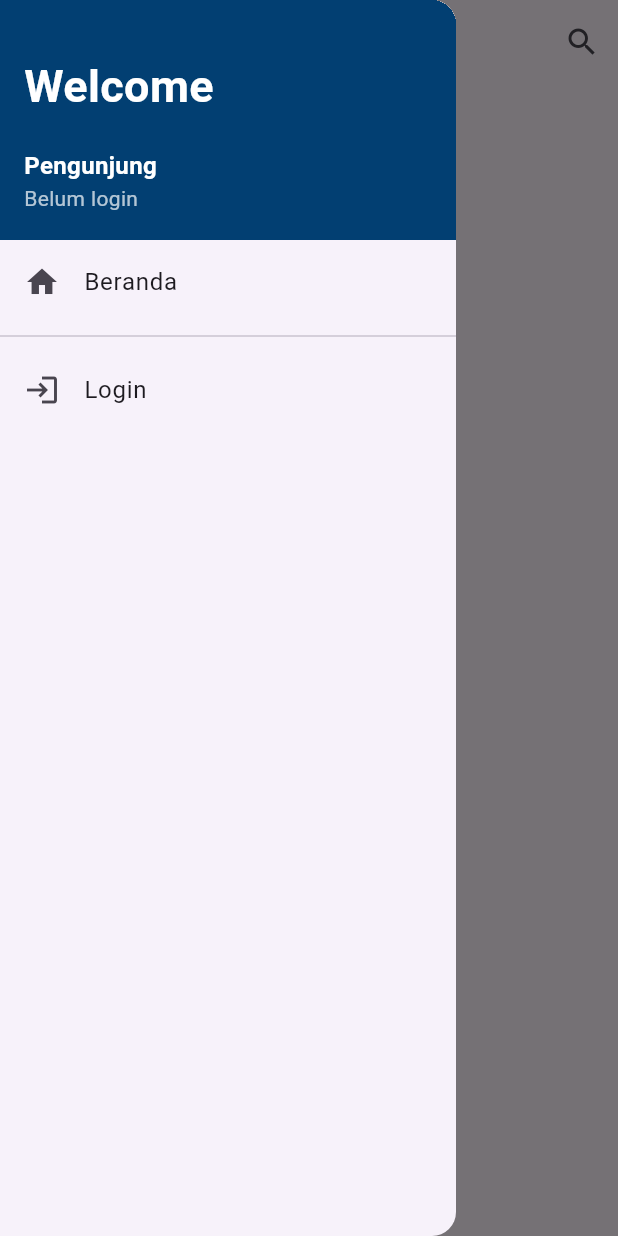
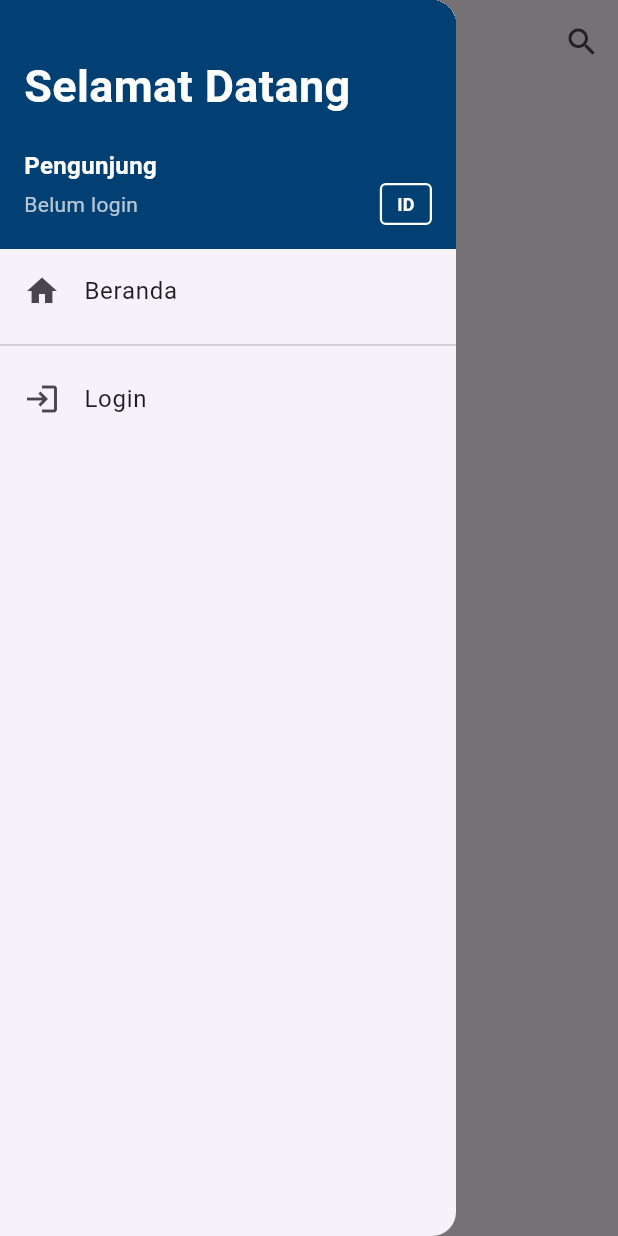
Before and after one commit to rafishidqi/green-chemistry-app, a Flutter app: the screen it shows after launch, with the side drawer open, on a phone screen of 412 x 824 dp. Run offline on Flutter 3.47's test engine with Material 3 defaults, Android fonts, the light colour scheme and no system bars; our stand-ins replace shared_preferences; network calls fail.

Commit message:
Perubahan terbaru fitur translate

```diff
--- a/lib/config/constants.dart
+++ b/lib/config/constants.dart
@@ -1,2 +1,2 @@
-const String baseUrl = "http://192.168.1.9:8000/api";
+const String baseUrl = "http://192.168.1.5:8000/api";
 // const String baseUrl = 'http://10.38.27.2:8000/api'; // IP asli
--- /dev/null
+++ b/lib/config/translate.dart
@@ -0,0 +1,122 @@
+class AppTranslate {
+  static const Map<String, Map<String, String>> translations = {
+    'id': {
+      // Drawer
+      'welcome': 'Selamat Datang',
+      'registered': 'Terdaftar',
+      'not_logged_in': 'Belum login',
+      'visitor': 'Pengunjung',
+      'home': 'Beranda',
+      'login': 'Login',
+      'dashboard': 'Dashboard',
+      'logout': 'Logout',
+      'language': 'EN/ID',
+
+      // Home Screen
+      'all_posts': 'Semua Postingan',
+      'no_posts': 'Tidak ada postingan',
+      'news_title': 'Berita Sensor Dan Kimia Hijau',
+      'all_categories': 'Semua',
+      'no_categories': 'Tidak ada kategori tersedia',
+
+      // Post Detail
+      'see_more': 'Lihat Selengkapnya',
+      'see_less': 'Lihat Lebih Sedikit',
+      'edit': 'Edit',
+      'delete': 'Hapus',
+      'confirm_delete': 'Apakah Anda yakin ingin menghapus postingan ini?',
+      'cancel': 'Batal',
+      'deleted_success': 'Postingan berhasil dihapus',
+
+      // Post Form
+      'create_post': 'Buat Postingan',
+      'edit_post': 'Edit Postingan',
+      'created_by': 'Dibuat Oleh',
+      'title_id': 'Judul (Indonesia)',
+      'title_en': 'Judul (Inggris)',
+      'description_id': 'Deskripsi (Indonesia)',
+      'description_en': 'Deskripsi (Inggris)',
+      'select_category': 'Pilih Kategori',
+      'select_image': 'Pilih Gambar',
+      'upload_image': 'Unggah Gambar',
+      'save': 'Simpan',
+      'submit': 'Kirim',
+      'loading': 'Memuat...',
+      'error': 'Terjadi kesalahan',
+      'success': 'Berhasil',
+
+      // Auth
+      'email': 'Email',
+      'password': 'Kata Sandi',
+      'confirm_password': 'Konfirmasi Kata Sandi',
+      'name': 'Nama',
+      'register': 'Daftar',
+      'sign_in': 'Masuk',
+      'sign_up': 'Buat Akun',
+      'forgot_password': 'Lupa Kata Sandi?',
+      'dont_have_account': 'Belum punya akun?',
+      'already_have_account': 'Sudah punya akun?',
+    },
+    'en': {
+      // Drawer
+      'welcome': 'Welcome',
+      'registered': 'Registered',
+      'not_logged_in': 'Not logged in',
+      'visitor': 'Visitor',
+      'home': 'Home',
+      'login': 'Login',
+      'dashboard': 'Dashboard',
+      'logout': 'Logout',
+      'language': 'EN/ID',
+
+      // Home Screen
+      'all_posts': 'All Posts',
+      'no_posts': 'No posts available',
+      'news_title': 'Sensor and Green Chemistry News',
+      'all_categories': 'All',
+      'no_categories': 'No categories available',
+
+      // Post Detail
+      'see_more': 'See More',
+      'see_less': 'See Less',
+      'edit': 'Edit',
+      'delete': 'Delete',
+      'confirm_delete': 'Are you sure you want to delete this post?',
+      'cancel': 'Cancel',
+      'deleted_success': 'Post deleted successfully',
+
+      // Post Form
+      'create_post': 'Create Post',
+      'edit_post': 'Edit Post',
+      'created_by': 'Created By',
+      'title_id': 'Title (Indonesian)',
+      'title_en': 'Title (English)',
+      'description_id': 'Description (Indonesian)',
+      'description_en': 'Description (English)',
+      'select_category': 'Select Category',
+      'select_image': 'Select Image',
+      'upload_image': 'Upload Image',
+      'save': 'Save',
+      'submit': 'Submit',
+      'loading': 'Loading...',
+      'error': 'An error occurred',
+      'success': 'Success',
+
+      // Auth
+      'email': 'Email',
+      'password': 'Password',
+      'confirm_password': 'Confirm Password',
+      'name': 'Name',
+      'register': 'Register',
+      'sign_in': 'Sign In',
+      'sign_up': 'Sign Up',
+      'forgot_password': 'Forgot Password?',
+      'dont_have_account': "Don't have an account?",
+      'already_have_account': 'Already have an account?',
+    },
+  };
+
+  static String translate(String key, String languageCode) {
+    return translations[languageCode]?[key] ?? key;
+  }
+}
--- a/lib/main.dart
+++ b/lib/main.dart
@@ -2,6 +2,7 @@ import 'package:flutter/material.dart';
 import 'package:provider/provider.dart';
 import 'providers/auth_provider.dart';
 import 'providers/post_provider.dart';
+import 'providers/translate_provider.dart';
 import 'screens/posts/home_screen.dart';
 
 void main() {
@@ -10,6 +11,7 @@ void main() {
       providers: [
         ChangeNotifierProvider(create: (_) => AuthProvider()),
         ChangeNotifierProvider(create: (_) => PostProvider()), // penting!
+        ChangeNotifierProvider(create: (_) => TranslateProvider()),
       ],
       child: const MyApp(),
     ),
--- /dev/null
+++ b/lib/providers/translate_provider.dart
@@ -0,0 +1,39 @@
+import 'package:flutter/material.dart';
+import 'package:shared_preferences/shared_preferences.dart';
+
+class TranslateProvider extends ChangeNotifier {
+  static const String _languageKey = 'app_language';
+  static const String _defaultLanguage = 'id'; // Default: Indonesian
+
+  String _currentLanguage = _defaultLanguage;
+
+  String get currentLanguage => _currentLanguage;
+
+  bool get isEnglish => _currentLanguage == 'en';
+  bool get isIndonesian => _currentLanguage == 'id';
+
+  TranslateProvider() {
+    _loadLanguage();
+  }
+
+  Future<void> _loadLanguage() async {
+    final prefs = await SharedPreferences.getInstance();
+    _currentLanguage = prefs.getString(_languageKey) ?? _defaultLanguage;
+    notifyListeners();
+  }
+
+  Future<void> toggleLanguage() async {
+    _currentLanguage = _currentLanguage == 'id' ? 'en' : 'id';
+    final prefs = await SharedPreferences.getInstance();
+    await prefs.setString(_languageKey, _currentLanguage);
+    notifyListeners();
+  }
+
+  Future<void> setLanguage(String languageCode) async {
+    if (languageCode != 'en' && languageCode != 'id') return;
+    _currentLanguage = languageCode;
+    final prefs = await SharedPreferences.getInstance();
+    await prefs.setString(_languageKey, _currentLanguage);
+    notifyListeners();
+  }
+}
--- a/lib/screens/auth/login_screen.dart
+++ b/lib/screens/auth/login_screen.dart
@@ -32,16 +32,20 @@ class _LoginScreenState extends State<LoginScreen> {
         _passwordController.text,
       );
 
+      if (!mounted) return;
       Navigator.pushReplacement(
         context,
         MaterialPageRoute(builder: (_) => const HomeScreen()),
       );
     } catch (e) {
+      if (!mounted) return;
       ScaffoldMessenger.of(context).showSnackBar(
         SnackBar(content: Text('Login gagal: ${e.toString()}')),
       );
     } finally {
-      setState(() => _loading = false);
+      if (mounted) {
+        setState(() => _loading = false);
+      }
     }
   }
 
--- a/lib/screens/posts/home_screen.dart
+++ b/lib/screens/posts/home_screen.dart
@@ -2,6 +2,8 @@ import 'package:flutter/material.dart';
 import 'package:provider/provider.dart';
 import 'dart:async';
 import '../../providers/post_provider.dart';
+import '../../providers/translate_provider.dart';
+import '../../config/translate.dart';
 import '../../widgets/custom_drawer.dart';
 import '../../widgets/post_card.dart';
 import '../../models/post_model.dart';
@@ -53,6 +55,7 @@ class _HomeScreenState extends State<HomeScreen> {
 
   void _showSearchDialog(BuildContext context) {
     final TextEditingController searchController = TextEditingController();
+    final localization = Provider.of<TranslateProvider>(context, listen: false);
 
     showDialog(
       context: context,
@@ -69,7 +72,7 @@ class _HomeScreenState extends State<HomeScreen> {
         actions: [
           TextButton(
             onPressed: () => Navigator.pop(context),
-            child: const Text('Batal'),
+            child: Text(AppTranslate.translate('cancel', localization.currentLanguage)),
           ),
           ElevatedButton(
             onPressed: () {
@@ -137,9 +140,11 @@ class _HomeScreenState extends State<HomeScreen> {
 
   @override
   Widget build(BuildContext context) {
+    final localization = Provider.of<TranslateProvider>(context);
+
     return Scaffold(
       appBar: AppBar(
-        title: const Text('Beranda'),
+        title: Text(AppTranslate.translate('home', localization.currentLanguage)),
         actions: [
           IconButton(
             icon: const Icon(Icons.search),
@@ -155,7 +160,9 @@ class _HomeScreenState extends State<HomeScreen> {
           }
 
           if (postProvider.posts.isEmpty) {
-            return const Center(child: Text('Belum ada postingan'));
+            return Center(
+              child: Text(AppTranslate.translate('no_posts', localization.currentLanguage)),
+            );
           }
 
           return RefreshIndicator(
@@ -184,6 +191,8 @@ class _HomeScreenState extends State<HomeScreen> {
 
   // 🔹 Widget untuk Carousel Horizontal (5 berita terbaru)
   Widget _buildCarousel(List<PostModel> posts) {
+    final localization = Provider.of<TranslateProvider>(context);
+
     // Ambil maksimal 5 post terbaru
     final carouselPosts = posts.take(5).toList();
 
@@ -197,7 +206,7 @@ class _HomeScreenState extends State<HomeScreen> {
         Padding(
           padding: const EdgeInsets.symmetric(horizontal: 12, vertical: 12),
           child: Text(
-            'Berita Sensor Dan Kimia Hijau ',
+            AppTranslate.translate('news_title', localization.currentLanguage),
             style: Theme.of(context).textTheme.headlineSmall?.copyWith(
                   fontWeight: FontWeight.bold,
                   color: Colors.grey[700],
@@ -313,7 +322,7 @@ class _HomeScreenState extends State<HomeScreen> {
 
                             // Judul
                             Text(
-                              post.judulId,
+                              localization.isEnglish ? post.judulEn : post.judulId,
                               style: const TextStyle(
                                 color: Colors.white,
                                 fontSize: 18,
@@ -379,6 +388,8 @@ class _HomeScreenState extends State<HomeScreen> {
 
   // 🔹 Widget untuk Tab Filter Kategori (dinamis dari data)
   Widget _buildCategoryTabs(List<PostModel> posts) {
+    final localization = Provider.of<TranslateProvider>(context);
+
     // Kumpulkan semua kategori unik dari posts
     final Set<int> categoryIds = {};
     final Map<int, String> categoryMap = {};
@@ -399,7 +410,7 @@ class _HomeScreenState extends State<HomeScreen> {
       return Padding(
         padding: const EdgeInsets.symmetric(horizontal: 12, vertical: 16),
         child: Text(
-          'Tidak ada kategori tersedia',
+          AppTranslate.translate('no_categories', localization.currentLanguage),
           style: TextStyle(color: Colors.grey[600]),
         ),
       );
@@ -421,7 +432,7 @@ class _HomeScreenState extends State<HomeScreen> {
               child: Column(
                 children: [
                   Text(
-                    'Semua',
+                    AppTranslate.translate('all_categories', localization.currentLanguage),
                     style: TextStyle(
                       fontSize: 14,
                       fontWeight: _selectedCategoryId == null
--- a/lib/screens/user/dashboard_screen.dart
+++ b/lib/screens/user/dashboard_screen.dart
@@ -30,12 +30,15 @@ class _DashboardScreenState extends State<DashboardScreen> {
       drawer: const CustomDrawer(),
       floatingActionButton: FloatingActionButton(
         onPressed: () {
+          // Ambil provider sebelum async operation
+          final postProvider = Provider.of<PostProvider>(context, listen: false);
+
           Navigator.push(
             context,
             MaterialPageRoute(builder: (_) => const PostFormScreen()),
           ).then((_) {
             // Refresh list setelah kembali dari create
-            Provider.of<PostProvider>(context, listen: false).fetchUserPosts();
+            postProvider.fetchUserPosts();
           });
         },
         child: const Icon(Icons.add),
--- a/lib/widgets/custom_drawer.dart
+++ b/lib/widgets/custom_drawer.dart
@@ -2,6 +2,8 @@ import 'package:flutter/material.dart';
 import 'package:provider/provider.dart';
 import '../providers/auth_provider.dart';
 import '../providers/post_provider.dart';
+import '../providers/translate_provider.dart';
+import '../config/translate.dart';
 import '../screens/posts/home_screen.dart';
 import '../screens/user/dashboard_screen.dart';
 import '../screens/auth/login_screen.dart';
@@ -12,12 +14,12 @@ class CustomDrawer extends StatelessWidget {
   @override
   Widget build(BuildContext context) {
     final auth = Provider.of<AuthProvider>(context);
+    final localization = Provider.of<TranslateProvider>(context);
 
     return Drawer(
       child: Column(
         children: [
           Container(
-            height: 160,
             width: double.infinity,
             decoration: const BoxDecoration(color: Color.fromARGB(255, 2, 63, 114)),
             padding: const EdgeInsets.all(16),
@@ -25,9 +27,9 @@ class CustomDrawer extends StatelessWidget {
               crossAxisAlignment: CrossAxisAlignment.start,
               children: [
                 const SizedBox(height: 20),
-                const Text(
-                  "Welcome",
-                  style: TextStyle(
+                Text(
+                  AppTranslate.translate('welcome', localization.currentLanguage),
+                  style: const TextStyle(
                     color: Colors.white,
                     fontSize: 30,
                     fontWeight: FontWeight.bold,
@@ -35,19 +37,45 @@ class CustomDrawer extends StatelessWidget {
                 ),
                 const SizedBox(height: 20),
                 Text(
-                  auth.isLoggedIn ? auth.userName ?? "User" : "Pengunjung",
+                  auth.isLoggedIn ? auth.userName ?? "User" : AppTranslate.translate('visitor', localization.currentLanguage),
                   style: const TextStyle(
                     color: Colors.white,
                     fontSize: 16,
                     fontWeight: FontWeight.bold,
                   ),
                 ),
-                Text(
-                  auth.isLoggedIn ? "Terdaftar" : "Belum login",
-                  style: const TextStyle(
-                    color: Colors.white70,
-                    fontSize: 14,
-                  ),
+                Row(
+                  mainAxisAlignment: MainAxisAlignment.spaceBetween,
+                  children: [
+                    Text(
+                      auth.isLoggedIn
+                        ? AppTranslate.translate('registered', localization.currentLanguage)
+                        : AppTranslate.translate('not_logged_in', localization.currentLanguage),
+                      style: const TextStyle(
+                        color: Colors.white70,
+                        fontSize: 14,
+                      ),
+                    ),
+                    // Tombol Language Indicator
+                    GestureDetector(
+                      onTap: () => localization.toggleLanguage(),
+                      child: Container(
+                        padding: const EdgeInsets.symmetric(horizontal: 10, vertical: 4),
+                        decoration: BoxDecoration(
+                          border: Border.all(color: Colors.white, width: 1.5),
+                          borderRadius: BorderRadius.circular(4),
+                        ),
+                        child: Text(
+                          localization.isEnglish ? 'EN' : 'ID',
+                          style: const TextStyle(
+                            color: Colors.white,
+                            fontSize: 12,
+                            fontWeight: FontWeight.bold,
+                          ),
+                        ),
+                      ),
+                    ),
+                  ],
                 ),
               ],
             ),
@@ -56,7 +84,7 @@ class CustomDrawer extends StatelessWidget {
           // 🏠 Beranda (All Posts)
           ListTile(
             leading: const Icon(Icons.home),
-            title: const Text('Beranda'),
+            title: Text(AppTranslate.translate('home', localization.currentLanguage)),
             onTap: () {
               Provider.of<PostProvider>(context, listen: false).fetchAllPosts();
               Navigator.pushReplacement(
@@ -72,7 +100,7 @@ class CustomDrawer extends StatelessWidget {
           if (!auth.isLoggedIn)
             ListTile(
               leading: const Icon(Icons.login),
-              title: const Text('Login'),
+              title: Text(AppTranslate.translate('login', localization.currentLanguage)),
               onTap: () {
                 Navigator.push(
                   context,
@@ -83,7 +111,7 @@ class CustomDrawer extends StatelessWidget {
           else
             ListTile(
               leading: const Icon(Icons.dashboard),
-              title: const Text('Dashboard'),
+              title: Text(AppTranslate.translate('dashboard', localization.currentLanguage)),
               onTap: () {
                 Provider.of<PostProvider>(context, listen: false).fetchUserPosts();
                 Navigator.push(
@@ -99,7 +127,10 @@ class CustomDrawer extends StatelessWidget {
           if (auth.isLoggedIn)
             ListTile(
               leading: const Icon(Icons.logout, color: Colors.red),
-              title: const Text('Logout', style: TextStyle(color: Colors.red)),
+              title: Text(
+                AppTranslate.translate('logout', localization.currentLanguage),
+                style: const TextStyle(color: Colors.red),
+              ),
               onTap: () {
                 auth.logout();
                 Navigator.pushAndRemoveUntil(
```
Also changed, not shown: lib/models/post_model.dart (+24 -1 lines), lib/screens/posts/post_detail_screen.dart (+43 -96 lines), lib/screens/posts/post_edit_screen.dart (+17 -9 lines), lib/screens/posts/post_form_screen.dart (+21 -8 lines), lib/services/post_service.dart (+5 -4 lines), lib/widgets/post_card.dart (+6 -3 lines).
